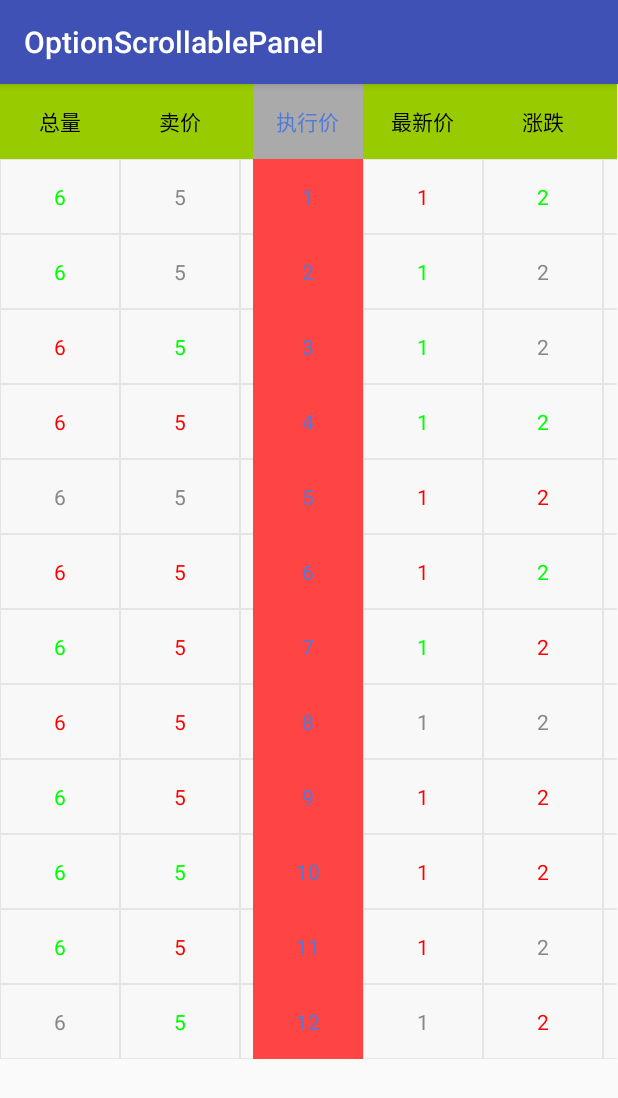
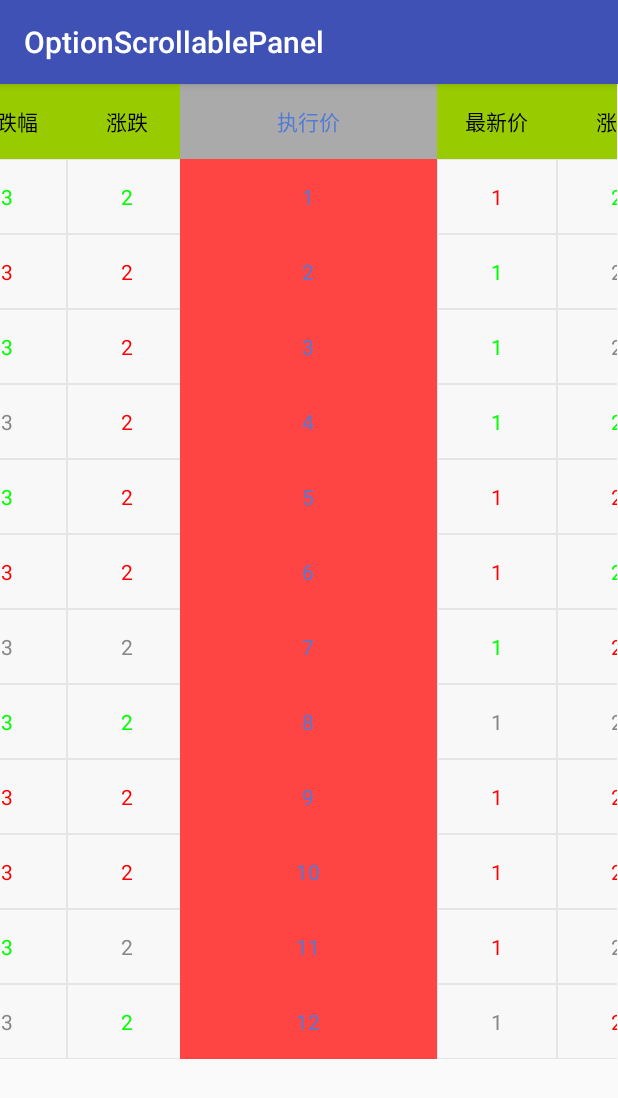
Before and after one commit to ranjiexu/OptionScrollablePanel, an Android app: the screen it shows after launch (MainActivity), on a phone screen of 412 x 824 dp. Shown: the top 1098 px of the screen. Run offline under Robolectric (Android 15) with nearby library versions, the phone set to English and light mode, and no system bars.

Commit message:
实现左右对称滑动效果

```diff
--- a/library/src/main/java/com/ranjiexu/optionscrollablepanel/library/ScrollablePanel.java
+++ b/library/src/main/java/com/ranjiexu/optionscrollablepanel/library/ScrollablePanel.java
@@ -1,15 +1,18 @@
 package com.ranjiexu.optionscrollablepanel.library;
 
 import android.content.Context;
+import android.content.res.Configuration;
 import android.support.v7.widget.LinearLayoutManager;
 import android.support.v7.widget.RecyclerView;
 import android.util.AttributeSet;
+import android.util.DisplayMetrics;
 import android.util.Log;
 import android.view.LayoutInflater;
 import android.view.MotionEvent;
 import android.view.View;
 import android.view.ViewGroup;
 import android.widget.FrameLayout;
+import android.widget.LinearLayout;
 import android.widget.TextView;
 
 import java.util.HashSet;
@@ -25,6 +28,13 @@ public class ScrollablePanel extends FrameLayout {
     protected PanelLineAdapter panelLineAdapter;
     protected PanelAdapter leftPanelAdapter;
     protected PanelAdapter rightPanelAdapter;
+    protected LinearLayout leftRecyclerLinearLayout;
+    protected LinearLayout rightRecyclerLinearLayout;
+    protected LinearLayout centerRecyclerLinearLayout;
+
+    private static final int CENTER_VIEW_WIDTH = 100;
+    private int recyclerWidth;
+    private int centerWidth;
 
     public ScrollablePanel(Context context, PanelAdapter leftPanelAdapter, PanelAdapter rightPanelAdapter) {
         super(context);
@@ -53,6 +63,23 @@ public class ScrollablePanel extends FrameLayout {
         leftHeaderRecyclerView = (RecyclerView) findViewById(R.id.left_recycler_header_list);
         leftHeaderRecyclerView.setLayoutManager(new LinearLayoutManager(getContext(), LinearLayoutManager.HORIZONTAL, false));
         leftHeaderRecyclerView.setHasFixedSize(true);
+
+        // 设置固定宽度，weight 设置无效
+        leftRecyclerLinearLayout = (LinearLayout) findViewById(R.id.left_recycler_linear_layout);
+        rightRecyclerLinearLayout = (LinearLayout) findViewById(R.id.right_recycler_linear_layout);
+        centerRecyclerLinearLayout = (LinearLayout) findViewById(R.id.center_recycler_linear_layout);
+        DisplayMetrics displayMetrics = getResources().getDisplayMetrics();
+        centerWidth = (CENTER_VIEW_WIDTH * displayMetrics.widthPixels)/displayMetrics.densityDpi;
+        recyclerWidth = (displayMetrics.widthPixels - centerWidth)/2;
+        Log.e("ranjiexu", "recyclerWidth:" + recyclerWidth);
+        ViewGroup.LayoutParams leftLayoutParams = leftRecyclerLinearLayout.getLayoutParams();
+        leftLayoutParams.width = recyclerWidth;
+        ViewGroup.LayoutParams rightLayoutParams = rightRecyclerLinearLayout.getLayoutParams();
+        rightLayoutParams.width = recyclerWidth;
+        ViewGroup.LayoutParams centerLayoutParams = centerRecyclerLinearLayout.getLayoutParams();
+        centerLayoutParams.width = centerWidth;
+
+
         if (leftPanelAdapter != null && rightPanelAdapter != null) {
             panelLineAdapter = new PanelLineAdapter(leftPanelAdapter, rightPanelAdapter, recyclerView, leftHeaderRecyclerView, rightHeaderRecyclerView);
             recyclerView.setAdapter(panelLineAdapter);
@@ -217,6 +244,7 @@ public class ScrollablePanel extends FrameLayout {
                 rightLineItemAdapter.setRow(position + 1);
                 rightLineItemAdapter.notifyDataSetChanged();
             }
+            // TODO
             holder.executionPriceView.setText((position + 1) + "");
         }
 
@@ -256,9 +284,16 @@ public class ScrollablePanel extends FrameLayout {
 
         public void initLeftRecyclerView(RecyclerView recyclerView) {
             recyclerView.setHasFixedSize(true);
+            // TODO
+            if (leftFirstPos == -1) {
+                recyclerView.scrollToPosition(leftPanelAdapter.getColumnCount() - 1);
+            }
+
+            Log.e("ranjiexu", "leftPanelAdapter.getColumnCount():" + (leftPanelAdapter.getColumnCount() - 1));
             LinearLayoutManager layoutManager = (LinearLayoutManager) recyclerView.getLayoutManager();
             if (layoutManager != null && leftFirstPos > 0 && leftFirstOffset > 0) {
                 layoutManager.scrollToPositionWithOffset(PanelLineAdapter.this.leftFirstPos + 1, PanelLineAdapter.this.leftFirstOffset);
+//                layoutManager.smoothScrollToPosition(recyclerView, null, PanelLineAdapter.this.leftFirstPos);
             }
             leftObserverList.add(recyclerView);
             recyclerView.setOnTouchListener(new OnTouchListener() {
@@ -280,7 +315,6 @@ public class ScrollablePanel extends FrameLayout {
                     super.onScrolled(recyclerView, dx, dy);
                     LinearLayoutManager linearLayoutManager = (LinearLayoutManager) recyclerView.getLayoutManager();
                     int firstPos = linearLayoutManager.findFirstVisibleItemPosition();
-                    Log.e("ranjiexu", "onScrolled, firstPos=" + firstPos);
                     View firstVisibleItem = linearLayoutManager.getChildAt(0);
                     if (firstVisibleItem != null) {
                         int firstRight = linearLayoutManager.getDecoratedRight(firstVisibleItem);
@@ -288,11 +322,29 @@ public class ScrollablePanel extends FrameLayout {
                             if (recyclerView != rv) {
                                 LinearLayoutManager layoutManager = (LinearLayoutManager) rv.getLayoutManager();
                                 if (layoutManager != null) {
-                                    Log.e("ranjiexu", "for, leftFirstPos=" + firstPos);
-                                    Log.e("ranjiexu", "for, leftFirstOffset=" + firstRight);
                                     PanelLineAdapter.this.leftFirstPos = firstPos;
                                     PanelLineAdapter.this.leftFirstOffset = firstRight;
+                                    Log.e("ranjiexu", "leftFirstPos:" + leftFirstPos);
+                                    Log.e("ranjiexu", "leftFirstOffset:" + leftFirstOffset);
                                     layoutManager.scrollToPositionWithOffset(firstPos + 1, firstRight);
+                                }
+                            }
+                        }
+                        for (RecyclerView rv : rightObserverList) {
+                            if (recyclerView != rv) {
+                                LinearLayoutManager layoutManager = (LinearLayoutManager) rv.getLayoutManager();
+                                if (layoutManager != null) {
+                                    int ops = 4 - firstPos;
+                                    int offset = 427 - firstRight;
+                                    if (offset > 240){
+                                        offset = 427 - firstRight - 240;
+                                        ops = ops - 1;
+                                    }
+                                    PanelLineAdapter.this.rightFirstPos = ops;
+                                    PanelLineAdapter.this.rightFirstOffset = offset;
+                                    Log.e("ranjiexu", "rightFirstPos:" + rightFirstPos);
+                                    Log.e("ranjiexu", "rightFirstOffset:" + rightFirstOffset);
+                                    layoutManager.scrollToPositionWithOffset(ops + 1, offset);
                                 }
                             }
                         }
@@ -341,7 +393,28 @@ public class ScrollablePanel extends FrameLayout {
                                 if (layoutManager != null) {
                                     PanelLineAdapter.this.rightFirstPos = firstPos;
                                     PanelLineAdapter.this.rightFirstOffset = firstRight;
+                                    Log.e("ranjiexu", "rightFirstPos:" + rightFirstPos);
+                                    Log.e("ranjiexu", "rightFirstOffset:" + rightFirstOffset);
                                     layoutManager.scrollToPositionWithOffset(firstPos + 1, firstRight);
+                                }
+                            }
+                        }
+
+                        for (RecyclerView rv : leftObserverList) {
+                            if (recyclerView != rv) {
+                                LinearLayoutManager layoutManager = (LinearLayoutManager) rv.getLayoutManager();
+                                if (layoutManager != null) {
+                                    int ops = 4 - firstPos;
+                                    int offset = 427 - firstRight;
+                                    if (offset > 240){
+                                        offset = 427 - firstRight - 240;
+                                        ops = ops - 1;
+                                    }
+                                    PanelLineAdapter.this.leftFirstPos = ops;
+                                    PanelLineAdapter.this.leftFirstOffset = offset;
+                                    Log.e("ranjiexu", "leftFirstPos:" + leftFirstPos);
+                                    Log.e("ranjiexu", "leftFirstOffset:" + leftFirstOffset);
+                                    layoutManager.scrollToPositionWithOffset(ops + 1, offset);
                                 }
                             }
                         }
@@ -380,6 +453,9 @@ public class ScrollablePanel extends FrameLayout {
             public RecyclerView rightRecyclerView;
             public RecyclerView leftRecyclerView;
             public TextView executionPriceView;
+            public LinearLayout leftRecyclerLinearList;
+            public LinearLayout centRecyclerLinearList;
+            public LinearLayout rightRecyclerLinearList;
 
             public ViewHolder(View view) {
                 super(view);
@@ -388,6 +464,20 @@ public class ScrollablePanel extends FrameLayout {
                 this.executionPriceView = (TextView) view.findViewById(R.id.execution_price);
                 this.rightRecyclerView.setLayoutManager(new LinearLayoutManager(view.getContext(), LinearLayoutManager.HORIZONTAL, false));
                 this.leftRecyclerView.setLayoutManager(new LinearLayoutManager(view.getContext(), LinearLayoutManager.HORIZONTAL, false));
+
+                // 设置固定宽度
+                leftRecyclerLinearList = (LinearLayout) view.findViewById(R.id.left_recycler_linear_list);
+                rightRecyclerLinearList = (LinearLayout) view.findViewById(R.id.right_recycler_linear_list);
+                centRecyclerLinearList = (LinearLayout) view.findViewById(R.id.middle_column_item);
+                DisplayMetrics displayMetrics = view.getResources().getDisplayMetrics();
+                int centerWidth = (CENTER_VIEW_WIDTH * displayMetrics.widthPixels)/displayMetrics.densityDpi;
+                int recyclerWidth = (displayMetrics.widthPixels - centerWidth)/2;
+                ViewGroup.LayoutParams leftLayoutParams = leftRecyclerLinearList.getLayoutParams();
+                leftLayoutParams.width = recyclerWidth;
+                ViewGroup.LayoutParams rightLayoutParams = rightRecyclerLinearList.getLayoutParams();
+                rightLayoutParams.width = recyclerWidth;
+                ViewGroup.LayoutParams centerLayoutParams = centRecyclerLinearList.getLayoutParams();
+                centerLayoutParams.width = centerWidth;
             }
         }
 
--- a/library/src/main/res/layout/listitem_content_row.xml
+++ b/library/src/main/res/layout/listitem_content_row.xml
@@ -5,17 +5,20 @@
     android:layout_height="wrap_content"
     android:orientation="horizontal">
 
+    <LinearLayout
+        android:id="@+id/left_recycler_linear_list"
+        android:layout_width="150dp"
+        android:layout_height="match_parent">
         <android.support.v7.widget.RecyclerView
             android:id="@+id/left_recycler_line_list"
-        android:layout_weight="3"
-        android:layout_width="0px"
+            android:layout_width="match_parent"
             android:layout_height="wrap_content" />
+    </LinearLayout>
 
     <LinearLayout
         android:id="@+id/middle_column_item"
-        android:layout_width="0dp"
+        android:layout_width="80dp"
         android:layout_height="50dp"
-        android:layout_weight="1.3"
         android:background="@android:color/holo_red_light"
         android:gravity="center"
         android:orientation="vertical">
@@ -29,10 +32,15 @@
 
     </LinearLayout>
 
+    <LinearLayout
+        android:id="@+id/right_recycler_linear_list"
+        android:layout_width="150dp"
+        android:layout_height="match_parent">
         <android.support.v7.widget.RecyclerView
             android:id="@+id/right_recycler_line_list"
-        android:layout_weight="3"
-        android:layout_width="0px"
+            android:layout_width="match_parent"
             android:layout_height="wrap_content" />
+    </LinearLayout>
+
 
 </LinearLayout>
--- a/library/src/main/res/layout/view_scrollable_panel.xml
+++ b/library/src/main/res/layout/view_scrollable_panel.xml
@@ -15,21 +15,24 @@
             android:layout_height="wrap_content"
             android:orientation="horizontal">
 
-            <android.support.v7.widget.RecyclerView
-                android:id="@+id/left_recycler_header_list"
-                android:layout_width="0dp"
+            <LinearLayout
+                android:id="@+id/left_recycler_linear_layout"
+                android:layout_width="150dp"
                 android:layout_height="match_parent"
-                android:layout_weight="3" />
-
+                >
+                <android.support.v7.widget.RecyclerView
+                    android:id="@+id/left_recycler_header_list"
+                    android:layout_width="match_parent"
+                    android:layout_height="match_parent"/>
+            </LinearLayout>
 
             <LinearLayout
-                android:layout_width="0dp"
+                android:id="@+id/center_recycler_linear_layout"
+                android:layout_width="80dp"
                 android:layout_height="50dp"
-                android:layout_weight="1.3"
                 android:background="@android:color/darker_gray"
                 android:gravity="center"
                 android:orientation="vertical">
-
                 <TextView
                     android:layout_width="wrap_content"
                     android:layout_height="wrap_content"
@@ -38,11 +41,16 @@
                     android:textSize="14sp" />
             </LinearLayout>
 
-            <android.support.v7.widget.RecyclerView
-                android:id="@+id/right_recycler_header_list"
-                android:layout_width="0px"
-                android:layout_height="wrap_content"
-                android:layout_weight="3" />
+            <LinearLayout
+                android:id="@+id/right_recycler_linear_layout"
+                android:layout_width="150dp"
+                android:layout_height="match_parent"
+                >
+                <android.support.v7.widget.RecyclerView
+                    android:id="@+id/right_recycler_header_list"
+                    android:layout_width="match_parent"
+                    android:layout_height="wrap_content"/>
+            </LinearLayout>
         </LinearLayout>
 
 
```
Also changed, not shown: app/src/main/java/com/ranjiexu/optionscrollablepanel/MainActivity.java (+12 -0 lines). Lines whose indentation alone changed are shown as unchanged.
